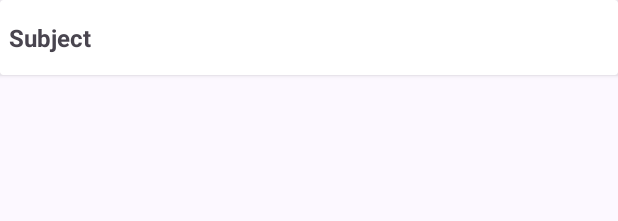
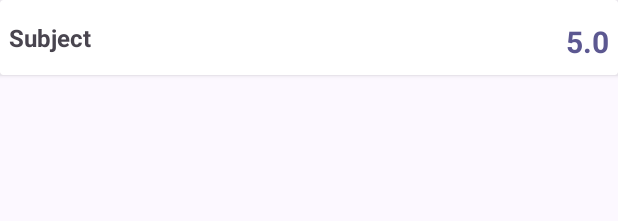
Before and after one commit to jewican/EduGrade, an Android app: the layout subject_breakdown.xml on its own in the app's theme, with its tools: preview values and no code run, on a phone screen of 412 x 824 dp. Shown: the top 221 px of the screen. Run offline under Robolectric (Android 15) with nearby library versions, the phone set to English and light mode, and no system bars.

Commit message:
added subject overall grade view in breakdown

```diff
--- a/app/src/main/java/com/android/edugrade/util/SubjectBreakdownAdapter.kt
+++ b/app/src/main/java/com/android/edugrade/util/SubjectBreakdownAdapter.kt
@@ -18,6 +18,7 @@ class SubjectBreakdownAdapter :
 
     class SubjectViewHolder(itemView: View) : RecyclerView.ViewHolder(itemView) {
         val subjectName: TextView = itemView.findViewById(R.id.subjectName)
+        val subjectGrade: TextView = itemView.findViewById(R.id.subjectGrade)
         val assessmentTypesList: LinearLayout = itemView.findViewById(R.id.assessmentTypesList)
     }
 
@@ -40,6 +41,7 @@ class SubjectBreakdownAdapter :
     override fun onBindViewHolder(holder: SubjectViewHolder, position: Int) {
         val subject = getItem(position)
         holder.subjectName.text = subject.code
+        holder.subjectGrade.text = String.format(Locale("en", "PH"), "%.2f", subject.overallGrade / 100 * 5)
 
         holder.assessmentTypesList.removeAllViews()
 
--- a/app/src/main/res/layout/subject_breakdown.xml
+++ b/app/src/main/res/layout/subject_breakdown.xml
@@ -5,7 +5,7 @@
     android:layout_height="wrap_content"
     app:contentPadding="6dp">
 
-    <LinearLayout
+    <androidx.constraintlayout.widget.ConstraintLayout
         android:layout_width="match_parent"
         android:layout_height="wrap_content"
         android:orientation="vertical">
@@ -15,16 +15,33 @@
             android:layout_width="wrap_content"
             android:layout_height="wrap_content"
             android:layout_marginVertical="8dp"
+            app:layout_constraintTop_toTopOf="parent"
+            app:layout_constraintStart_toStartOf="parent"
             android:text="Subject"
             android:textSize="16sp"
+            android:textStyle="bold"/>
+
+        <TextView
+            android:id="@+id/subjectGrade"
+            android:layout_width="wrap_content"
+            android:layout_height="wrap_content"
+            android:layout_marginVertical="8dp"
+            app:layout_constraintTop_toTopOf="parent"
+            app:layout_constraintEnd_toEndOf="parent"
+            android:text="5.0"
+            android:textSize="20sp"
+            android:textColor="?attr/colorPrimary"
             android:textStyle="bold"/>
 
         <LinearLayout
             android:id="@+id/assessmentTypesList"
             android:layout_width="match_parent"
             android:layout_height="wrap_content"
+            android:layout_marginTop="8dp"
+            app:layout_constraintTop_toBottomOf="@id/subjectName"
+            app:layout_constraintStart_toStartOf="parent"
             android:orientation="vertical"/>
 
-    </LinearLayout>
+    </androidx.constraintlayout.widget.ConstraintLayout>
 
 </androidx.cardview.widget.CardView>
```
